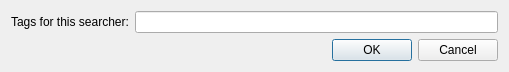
Old version of the form src/plugins/seekthru/tagsasker.ui in the repository 0xd34df00d/leechcraft.
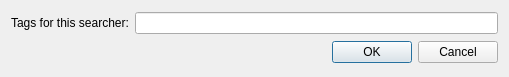
New version of the form. Custom widgets are drawn as their Qt base class.

```diff
--- a/src/plugins/seekthru/tagsasker.ui
+++ b/src/plugins/seekthru/tagsasker.ui
@@ -7,7 +7,7 @@
     <x>0</x>
     <y>0</y>
     <width>509</width>
-    <height>66</height>
+    <height>77</height>
    </rect>
   </property>
   <property name="windowTitle">
```
Left out of the diff: 2 changed lines with no effect on the pictures.
